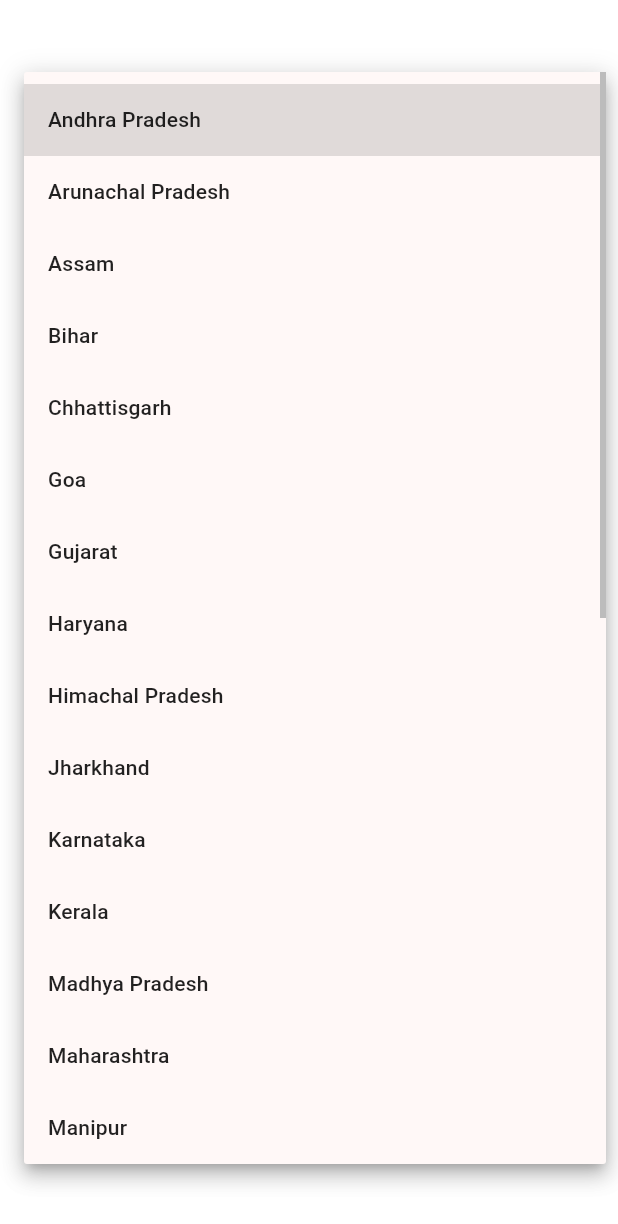
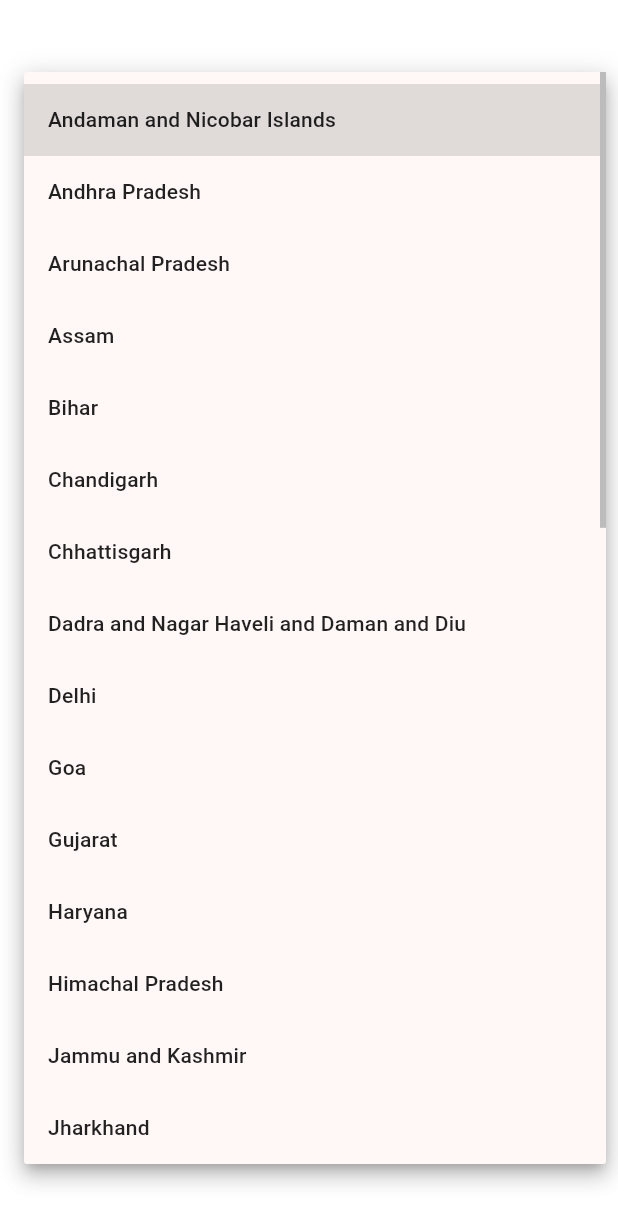
Before and after one commit to GrindX-Technologies/Asiaze, a Flutter app: the SignupScreen screen opened directly, after a tap on "Select your State", on a phone screen of 412 x 824 dp. Shown: the top 1224 px of the screen. Run offline on Flutter 3.47's test engine with Material 3 defaults, Android fonts, the phone set to English and light mode, and no system bars; our stand-ins replace google_fonts, shared_preferences, video_player; missing offline and left inert: translator; accounts and stored records are empty.

Commit message:
Expand states list, fix textarea sizing, and sync codebase

```diff
--- a/mobile_app/lib/screens/auth/signup_screen.dart
+++ b/mobile_app/lib/screens/auth/signup_screen.dart
@@ -20,10 +20,12 @@ class _SignupScreenState extends State<SignupScreen> {
   String? _selectedState;
 
   final List<String> _indianStates = [
-    "Andhra Pradesh", "Arunachal Pradesh", "Assam", "Bihar", "Chhattisgarh", "Goa", "Gujarat", "Haryana",
-    "Himachal Pradesh", "Jharkhand", "Karnataka", "Kerala", "Madhya Pradesh", "Maharashtra", "Manipur",
-    "Meghalaya", "Mizoram", "Nagaland", "Odisha", "Punjab", "Rajasthan", "Sikkim", "Tamil Nadu",
-    "Telangana", "Tripura", "Uttar Pradesh", "Uttarakhand", "West Bengal", "Delhi", "Jammu and Kashmir"
+    "Andaman and Nicobar Islands", "Andhra Pradesh", "Arunachal Pradesh", "Assam", "Bihar",
+    "Chandigarh", "Chhattisgarh", "Dadra and Nagar Haveli and Daman and Diu", "Delhi", "Goa",
+    "Gujarat", "Haryana", "Himachal Pradesh", "Jammu and Kashmir", "Jharkhand", "Karnataka",
+    "Kerala", "Ladakh", "Lakshadweep", "Madhya Pradesh", "Maharashtra", "Manipur", "Meghalaya",
+    "Mizoram", "Nagaland", "Odisha", "Puducherry", "Punjab", "Rajasthan", "Sikkim", "Tamil Nadu",
+    "Telangana", "Tripura", "Uttar Pradesh", "Uttarakhand", "West Bengal"
   ];
 
   @override
```
Also changed, not shown: 3 other files.
